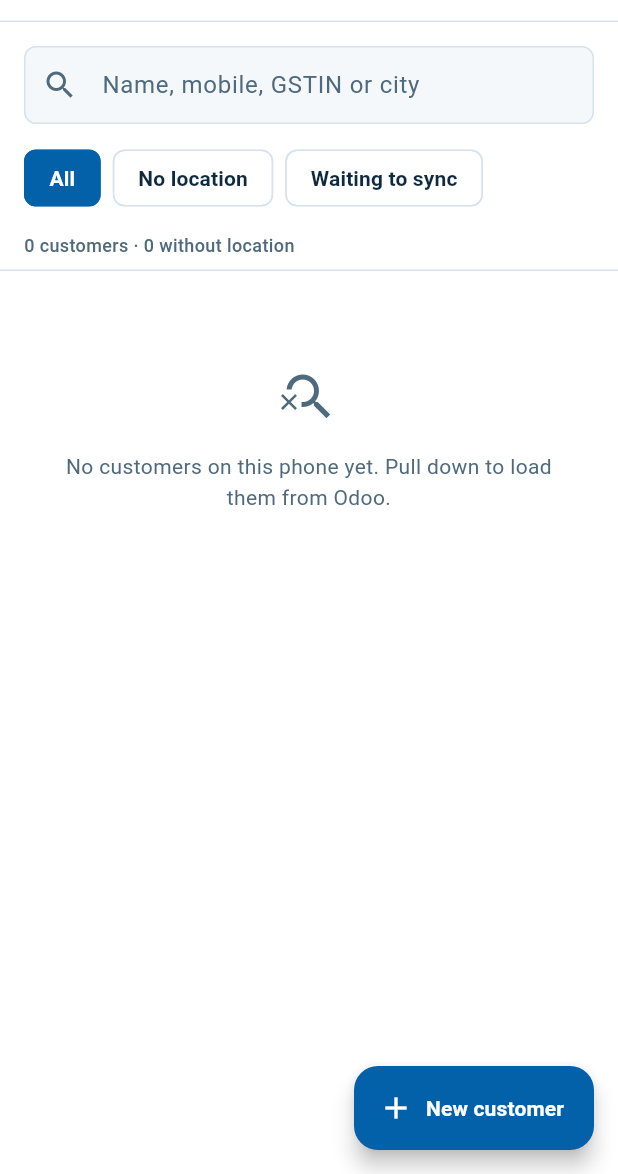
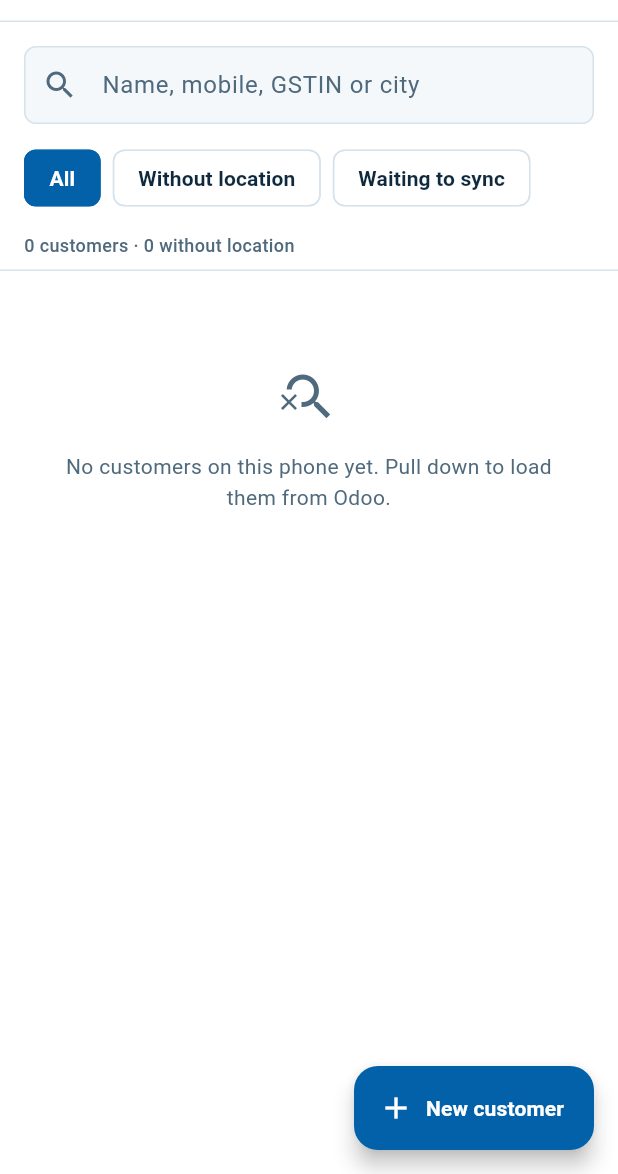
Before and after one commit to Vijayakumar2009p/kalaimagal_hydraulics_android, a Flutter app: the HomeScreen screen opened directly, on a phone screen of 412 x 824 dp, the part 62-1236 px from its top. Run offline on Flutter 3.47's test engine with Material 3 defaults, Android fonts, the phone set to English and light mode, and no system bars; our stand-ins replace flutter_secure_storage, geolocator, image_picker; accounts and stored records are empty.

Commit message:
1.0.7: filter chip says 'Without location', same as the menu
Co-Authored-By: Claude Opus 5.5 <noreply@anthropic.com>
Claude-Session: https://claude.ai/code/session_01GATuw3KpycY4ySwSpCXQBX

```diff
--- a/app/lib/config.dart
+++ b/app/lib/config.dart
@@ -5,7 +5,7 @@ class AppConfig {
   static const String appName = 'VeeVee Field Locator';
 
   /// Must match `version:` in pubspec.yaml (the part before `+`).
-  static const String appVersion = '1.0.6';
+  static const String appVersion = '1.0.7';
 
   /// Pre-filled on the login screen (Advanced settings).
   static const String defaultServerUrl = 'https://www.veeveeinfotech.com';
--- a/app/lib/screens/home_screen.dart
+++ b/app/lib/screens/home_screen.dart
@@ -201,7 +201,7 @@ class _HomeScreenState extends State<HomeScreen> {
                       children: [
                         _chip('All', _Filter.all),
                         const SizedBox(width: 8),
-                        _chip('No location', _Filter.noLocation),
+                        _chip('Without location', _Filter.noLocation),
                         const SizedBox(width: 8),
                         _chip('Waiting to sync', _Filter.waiting),
                       ],
--- a/app/pubspec.yaml
+++ b/app/pubspec.yaml
@@ -3,7 +3,7 @@ description: "VeeVee Field Locator - pin customer GPS locations into Odoo 19."
 publish_to: 'none'
 
 # Keep in step with AppConfig.appVersion in lib/config.dart.
-version: 1.0.6+7
+version: 1.0.7+8
 
 environment:
   sdk: ^3.8.0
```
